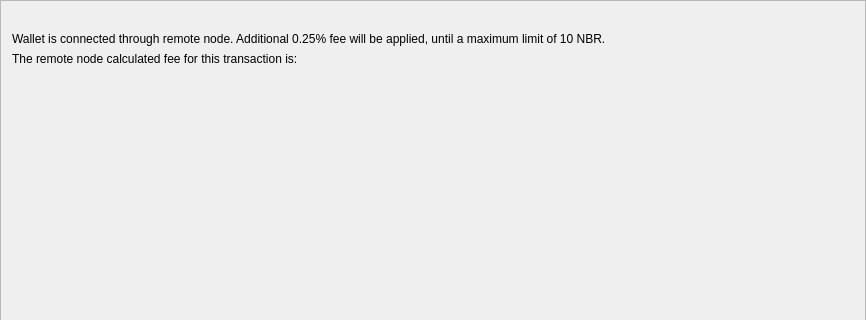
This is src/gui/ui/sendframe.ui in niobio-money/karbowanecwallet as Qt 5 draws it before an edit; both pictures show x 0 to 866 and y 0 to 320 of the 866 by 590 pixel window. The edited form follows.
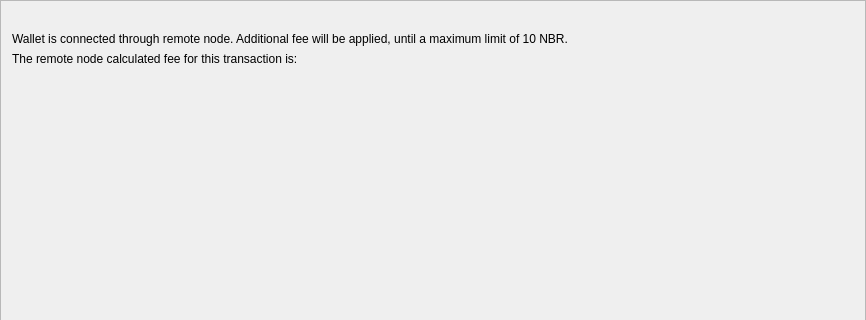
This is the edited form. Icons and pictures are not drawn.

Commit message: Wallet gets info about fee percentage from wallet nodes

```diff
--- a/src/gui/ui/sendframe.ui
+++ b/src/gui/ui/sendframe.ui
@@ -68,7 +68,7 @@
           </font>
          </property>
          <property name="text">
-          <string>Wallet is connected through remote node. Additional 0.25% fee will be applied, until a maximum limit of 10 NBR.</string>
+          <string>Wallet is connected through remote node. Additional fee will be applied, until a maximum limit of 10 NBR.</string>
          </property>
         </widget>
        </item>
```
The commit also changes 6 other files.
